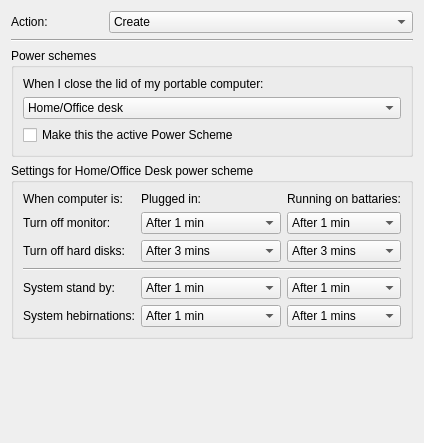
The window that src/apps/mvvm-folders/power_options/powerschemewidget.ui (august-alt/policy-preferences-editor-prototype) describes before a commit, drawn with Qt 5.
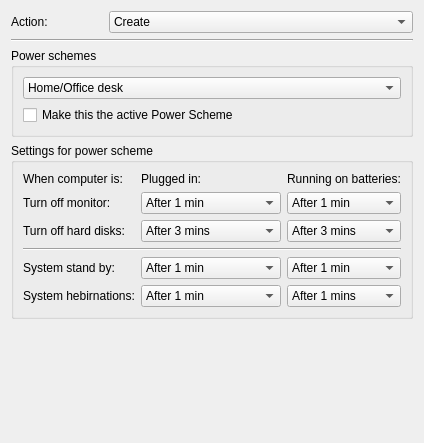
The same window after the commit.

Commit message: feat: implement power options and power scheme widgets

What changed in the file:
```diff
--- a/src/apps/mvvm-folders/power_options/powerschemewidget.ui
+++ b/src/apps/mvvm-folders/power_options/powerschemewidget.ui
@@ -17,7 +17,7 @@
    <item row="3" column="0">
     <widget class="QGroupBox" name="settingGroupBox">
      <property name="title">
-      <string>Settings for Home/Office Desk power scheme</string>
+      <string>Settings for power scheme</string>
      </property>
      <layout class="QGridLayout" name="gridLayout">
       <item row="0" column="0">
@@ -706,7 +706,7 @@
       <item row="0" column="3">
        <widget class="QLabel" name="butteryLabel">
         <property name="text">
-         <string>Running on battaries:</string>
+         <string>Running on batteries:</string>
         </property>
         <property name="wordWrap">
          <bool>true</bool>
@@ -751,18 +751,15 @@
       <string>Power schemes</string>
      </property>
      <layout class="QGridLayout" name="gridLayout_4">
-      <item row="0" column="0">
-       <widget class="QLabel" name="closeLidLabel">
+      <item row="1" column="0">
+       <widget class="QCheckBox" name="defaultCheckBox">
         <property name="text">
-         <string>When I close the lid of my portable computer:</string>
-        </property>
-        <property name="buddy">
-         <cstring>closeLidcomboBox</cstring>
+         <string>Make this the active Power Scheme</string>
         </property>
        </widget>
       </item>
-      <item row="1" column="0">
-       <widget class="QComboBox" name="closeLidcomboBox">
+      <item row="0" column="0">
+       <widget class="QComboBox" name="nameComboBox">
         <property name="currentIndex">
          <number>0</number>
         </property>
@@ -798,13 +795,6 @@
         </item>
        </widget>
       </item>
-      <item row="2" column="0">
-       <widget class="QCheckBox" name="makeCheckBox">
-        <property name="text">
-         <string>Make this the active Power Scheme</string>
-        </property>
-       </widget>
-      </item>
      </layout>
     </widget>
    </item>
```
Left out of the diff: 56 changed lines with no effect on the pictures. The commit also changes 19 other files.
